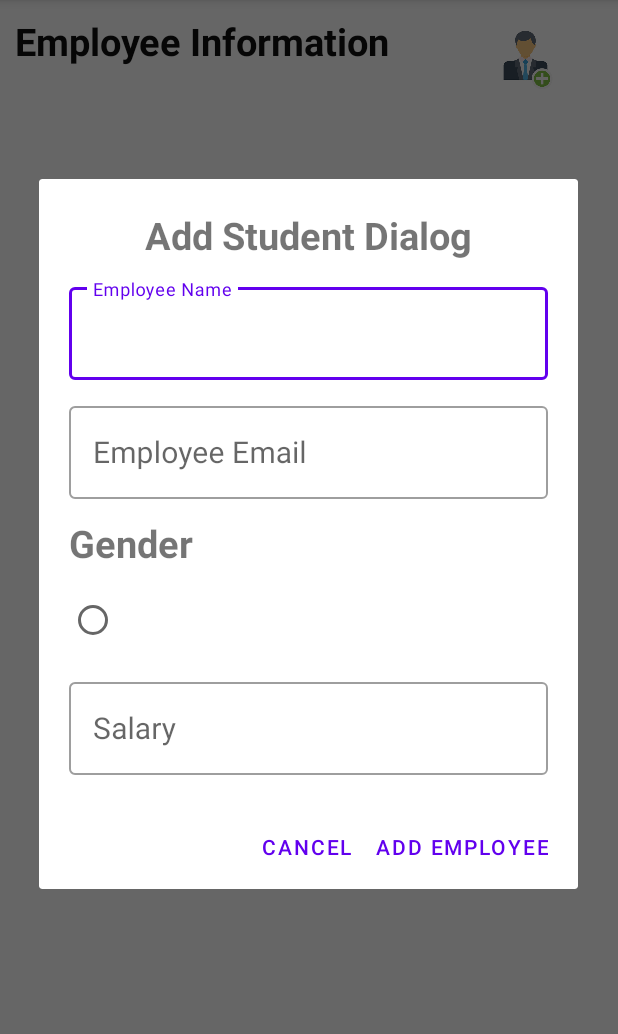
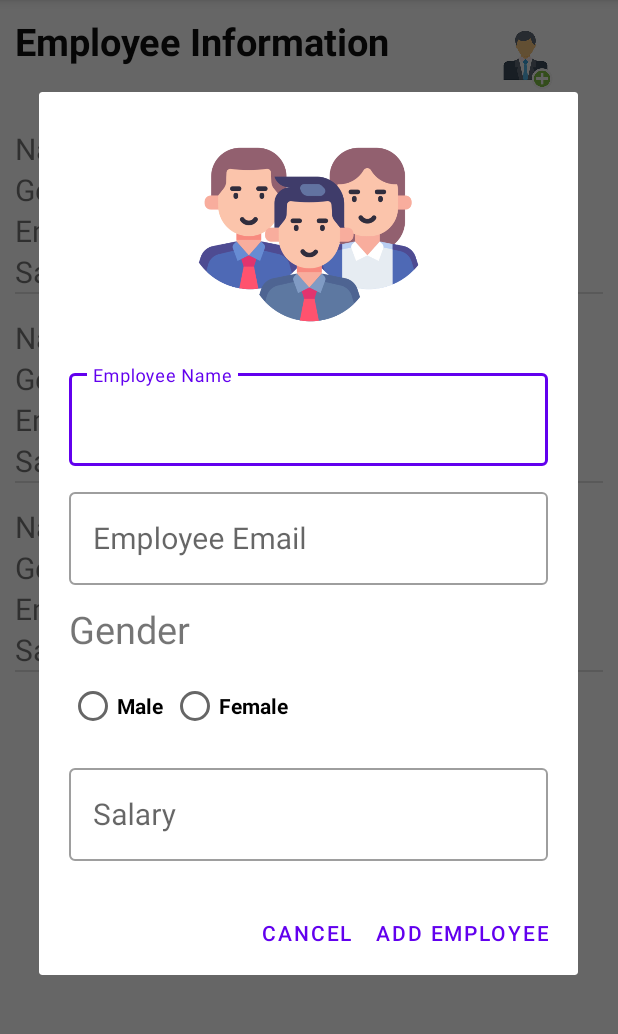
Before and after one commit to peerapon3014/mb_lab7, an Android app: the screen it shows after launch (MainActivity), after a tap on an icon or button, on a phone screen of 412 x 824 dp, the part 84-1118 px from its top. Run offline under Robolectric (Android 15) with nearby library versions, the phone set to English and light mode, and no system bars.

Commit message:
finished for ass7

```diff
--- a/app/src/main/java/com/example/lab7recyclerviewdialog2022/EmployeeAdapter.kt
+++ b/app/src/main/java/com/example/lab7recyclerviewdialog2022/EmployeeAdapter.kt
@@ -5,6 +5,7 @@ import android.view.LayoutInflater
 import android.view.View
 import android.view.ViewGroup
 import androidx.recyclerview.widget.RecyclerView
+import com.example.lab7recyclerviewdialog2022.databinding.EmpItemLayoutBinding
 import com.example.lab7recyclerviewdialog2022.databinding.StdItemLayoutBinding
 import layout.Student
 import layout.StudentsAdapter
@@ -12,12 +13,12 @@ import layout.StudentsAdapter
 class EmployeeAdapter (val employeeList: ArrayList<Employee>?, val context: Context):
     RecyclerView.Adapter<EmployeeAdapter.ViewHolder>(){
 
-    class ViewHolder(view: View, val binding: StdItemLayoutBinding):
+    class ViewHolder(view: View, val binding: EmpItemLayoutBinding):
         RecyclerView.ViewHolder(view) {
     }
 
     override fun onCreateViewHolder(parent: ViewGroup, viewType: Int): EmployeeAdapter.ViewHolder {
-        val binding = StdItemLayoutBinding.inflate(LayoutInflater.from(parent.context), parent, false)
+        val binding = EmpItemLayoutBinding.inflate(LayoutInflater.from(parent.context), parent, false)
         return EmployeeAdapter.ViewHolder(binding.root, binding)
     }
 
--- a/app/src/main/java/com/example/lab7recyclerviewdialog2022/MainActivity.kt
+++ b/app/src/main/java/com/example/lab7recyclerviewdialog2022/MainActivity.kt
@@ -3,6 +3,8 @@ package com.example.lab7recyclerviewdialog2022
 import androidx.appcompat.app.AppCompatActivity
 import android.os.Bundle
 import android.view.LayoutInflater
+import android.widget.RadioButton
+import android.widget.RadioGroup
 import android.widget.Toast
 import androidx.appcompat.app.AlertDialog
 import androidx.recyclerview.widget.DividerItemDecoration
@@ -11,10 +13,12 @@ import com.example.lab7recyclerviewdialog2022.databinding.ActivityMainBinding
 import com.google.android.material.textfield.TextInputEditText
 import layout.Student
 import layout.StudentsAdapter
+import org.w3c.dom.Text
 
 class MainActivity : AppCompatActivity() {
     private lateinit var binding : ActivityMainBinding
     var employeeList = arrayListOf<Employee>()
+    var gender:String = ""
 
     override fun onCreate(savedInstanceState: Bundle?) {
         super.onCreate(savedInstanceState)
@@ -23,11 +27,10 @@ class MainActivity : AppCompatActivity() {
 
         studentData()
 
-        binding.recyclerView.adapter = StudentsAdapter(this.studentList, applicationContext)
+        binding.recyclerView.adapter = EmployeeAdapter(this.employeeList, applicationContext)
         binding.recyclerView.layoutManager = LinearLayoutManager(applicationContext)
         val itemDecor = DividerItemDecoration(this, DividerItemDecoration.VERTICAL)
         binding.recyclerView.addItemDecoration(itemDecor)
-
         binding.btnAddEmployee.setOnClickListener{
             val mDialogView = LayoutInflater.from(
                 this).inflate(R.layout.add_dialog_layout, null)
@@ -35,18 +38,34 @@ class MainActivity : AppCompatActivity() {
             myBuilder.setView(mDialogView)
             myBuilder.setPositiveButton("Add Employee"){dialog, which ->
                 val name = mDialogView.findViewById(R.id.edtName) as TextInputEditText
-                val gender = mDialogView.findViewById(R.id.edtGender) as TextInputEditText
                 val email = mDialogView.findViewById(R.id.edtEmail) as TextInputEditText
                 val salary = mDialogView.findViewById(R.id.edtSalary) as TextInputEditText
+                var radioGroup: RadioGroup = mDialogView.findViewById(R.id.radioGender) as RadioGroup
+
+                var radioButtonChecked: RadioButton = mDialogView.findViewById(radioGroup.checkedRadioButtonId) as RadioButton
+                gender  = radioButtonChecked.text as String
+
+                if (name?.text.toString().isEmpty() && name?.text.toString()
+                        .isEmpty() && salary?.text.toString().isEmpty()
+                ) {
+                    Toast.makeText(applicationContext, "err no data", Toast.LENGTH_LONG).show()
+                } else {
                     employeeList.add(
-                    Employee(name.text.toString(),gender.text.toString(),email.text.toString(),salary.text.toString().toInt()))
+                        Employee(
+                            name.text.toString(),
+                            gender,
+                            email.text.toString(),
+                            salary.text.toString().toInt()
+                        )
+                    )
 
                     binding.recyclerView.adapter?.notifyDataSetChanged()
                     Toast.makeText(
                         applicationContext,
-                    "The Employee is added Succesfully",
+                        "The Student is added successfully",
                         Toast.LENGTH_LONG
                     ).show()
+                }
             }
             myBuilder.setNegativeButton("Cancel"){dialog,which ->
                 dialog.dismiss()
@@ -54,9 +73,9 @@ class MainActivity : AppCompatActivity() {
             myBuilder.show()        }
     }
     fun  studentData() {
-        employeeList.add(Employee("Peera","male","Peera@pee.com", salary = 10000))
-        employeeList.add(Employee("Peea","female","Peea@pee.com", salary = 10000))
-        employeeList.add(Employee("Peerapon","male","Peerapon@pee.com", salary = 10000))
+        employeeList.add(Employee("Peera","Male","Peera@pee.com", salary = 10000))
+        employeeList.add(Employee("Peea","Female","Peea@pee.com", salary = 10000))
+        employeeList.add(Employee("Peerapon","Male","Peerapon@pee.com", salary = 10000))
     }
 
 }
--- a/app/src/main/java/com/example/lab7recyclerviewdialog2022/StudentsAdapter.kt
+++ b/app/src/main/java/com/example/lab7recyclerviewdialog2022/StudentsAdapter.kt
@@ -23,9 +23,9 @@ class StudentsAdapter (val studentList: ArrayList<Student>?, val context:Context
         override fun onBindViewHolder(holder: ViewHolder, position: Int) {
                 val binding = holder.binding
 
-                binding.txtId.text = "ID: ${studentList!![position].id}"
+//                binding.txtId.text = "ID: ${studentList!![position].id}"
                 binding.txtName.text = "Name: ${studentList!![position].name}"
-                binding.txtAge.text = "Age: ${studentList!![position].age}"
+//                binding.txtAge.text = "Age: ${studentList!![position].age}"
         }
 
         override fun getItemCount(): Int {
--- a/app/src/main/res/layout/add_dialog_layout.xml
+++ b/app/src/main/res/layout/add_dialog_layout.xml
@@ -5,14 +5,17 @@
     android:orientation="vertical"
     android:padding="20dp"
     >
-    <TextView
-        android:layout_width="match_parent"
+    <RelativeLayout
+        android:layout_width="wrap_content"
         android:layout_height="wrap_content"
-        android:text="Add Student Dialog"
-        android:textAlignment="center"
-        android:textSize="25sp"
-        android:textStyle="bold"
-        />
+        android:layout_gravity="center_horizontal"
+        >
+        <androidx.appcompat.widget.AppCompatImageView
+            android:layout_width="150dp"
+            android:layout_height="150dp"
+            android:src="@drawable/employee"
+            />
+    </RelativeLayout>
     <com.google.android.material.textfield.TextInputLayout
         android:layout_width="match_parent"
         android:layout_height="wrap_content"
@@ -39,15 +42,30 @@
             android:text="Gender"
             android:textAllCaps="false"
             android:textSize="25sp"
-            android:textStyle="bold"
             android:layout_marginTop="12dp"
             />
-        <androidx.appcompat.widget.AppCompatRadioButton
-            android:layout_width="match_parent"
-            android:layout_height="wrap_content"
-            android:layout_marginTop="10dp"
-            >
-        </androidx.appcompat.widget.AppCompatRadioButton>
+
+            <RadioGroup
+                android:id="@+id/radioGender"
+                android:layout_width="wrap_content"
+                android:layout_height="wrap_content"
+                android:layout_marginTop="10dp"
+                android:orientation="horizontal"
+                >
+                <androidx.appcompat.widget.AppCompatRadioButton
+                    android:layout_width="match_parent"
+                    android:layout_height="wrap_content"
+                    android:text="Male"
+                    android:textStyle="bold"
+                    android:layout_marginRight="5dp"
+                    />
+                <androidx.appcompat.widget.AppCompatRadioButton
+                    android:layout_width="match_parent"
+                    android:layout_height="wrap_content"
+                    android:text="Female"
+                    android:textStyle="bold"
+                    />
+            </RadioGroup>
         <com.google.android.material.textfield.TextInputEditText
             android:id="@+id/edtEmail"
             android:layout_width="match_parent"
@@ -65,8 +83,9 @@
             android:id="@+id/edtSalary"
             android:layout_width="match_parent"
             android:layout_height="wrap_content"
-            android:inputType="text"
-            android:textSize="20sp" />
+            android:inputType="number"
+            android:textSize="20sp"
+            />
     </com.google.android.material.textfield.TextInputLayout>
 
 </LinearLayout>
--- /dev/null
+++ b/app/src/main/res/layout/emp_item_layout.xml
@@ -0,0 +1,36 @@
+<?xml version="1.0" encoding="utf-8"?>
+<LinearLayout xmlns:android="http://schemas.android.com/apk/res/android"
+    android:layout_width="match_parent"
+    android:layout_height="wrap_content"
+    android:orientation="vertical"
+    >
+    <TextView
+        android:id="@+id/txtName"
+        android:layout_width="wrap_content"
+        android:layout_height="wrap_content"
+        android:layout_marginTop="15dp"
+        android:text="Name"
+        android:textSize="20sp"
+        />
+    <TextView
+        android:id="@+id/txtGender"
+        android:layout_width="wrap_content"
+        android:layout_height="wrap_content"
+        android:textSize="20sp"
+        android:text="Gender"
+        />
+    <TextView
+        android:id="@+id/txtEmail"
+        android:layout_width="wrap_content"
+        android:layout_height="wrap_content"
+        android:textSize="20sp"
+        android:text="E-mail"
+        />
+    <TextView
+        android:id="@+id/txtSalary"
+        android:layout_width="wrap_content"
+        android:layout_height="wrap_content"
+        android:textSize="20sp"
+        android:text="Salary"
+        />
+</LinearLayout>
```
Also changed, not shown: app/src/main/res/drawable/employee.png (added). Lines whose indentation alone changed are shown as unchanged.
